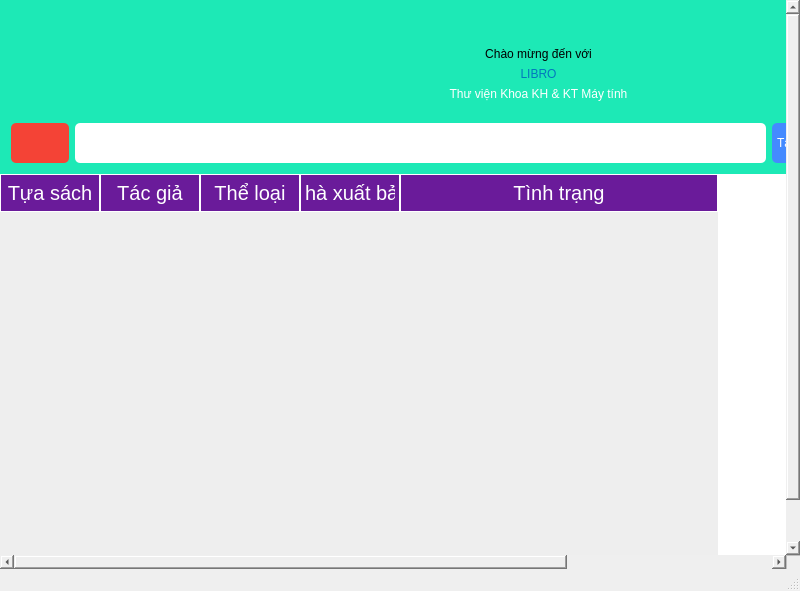
duydvu/Library, file mainwindow.ui: the form before one commit.
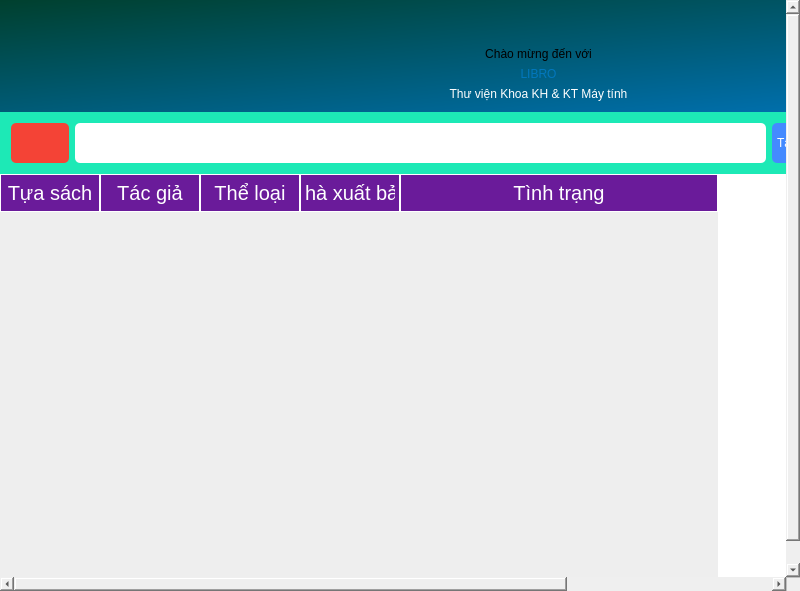
The form after the commit. Icons and pictures are not drawn.

```diff
--- a/mainwindow.ui
+++ b/mainwindow.ui
@@ -50,7 +50,7 @@
       <widget class="QWidget" name="scrollAreaWidgetContents">
        <property name="geometry">
         <rect>
-         <x>-155</x>
+         <x>-316</x>
          <y>0</y>
          <width>1099</width>
          <height>771</height>
@@ -106,7 +106,7 @@
             <widget class="QFrame" name="frame_2">
              <property name="styleSheet">
               <string notr="true">background: url(Images/Background.png) no-repeat center center;
-background-color: #1DE9B6;</string>
+background-color: qlineargradient(spread:reflect, x1:0, y1:0, x2:1, y2:1, stop:0 rgba(0, 64, 46, 255), stop:1 rgba(0, 118, 191, 255));</string>
              </property>
              <property name="frameShape">
               <enum>QFrame::StyledPanel</enum>
@@ -749,7 +749,6 @@
     </item>
    </layout>
   </widget>
-  <widget class="QStatusBar" name="statusBar"/>
  </widget>
  <layoutdefault spacing="6" margin="11"/>
  <tabstops>
```
Left out of the diff: 72 changed lines with no effect on the pictures.
